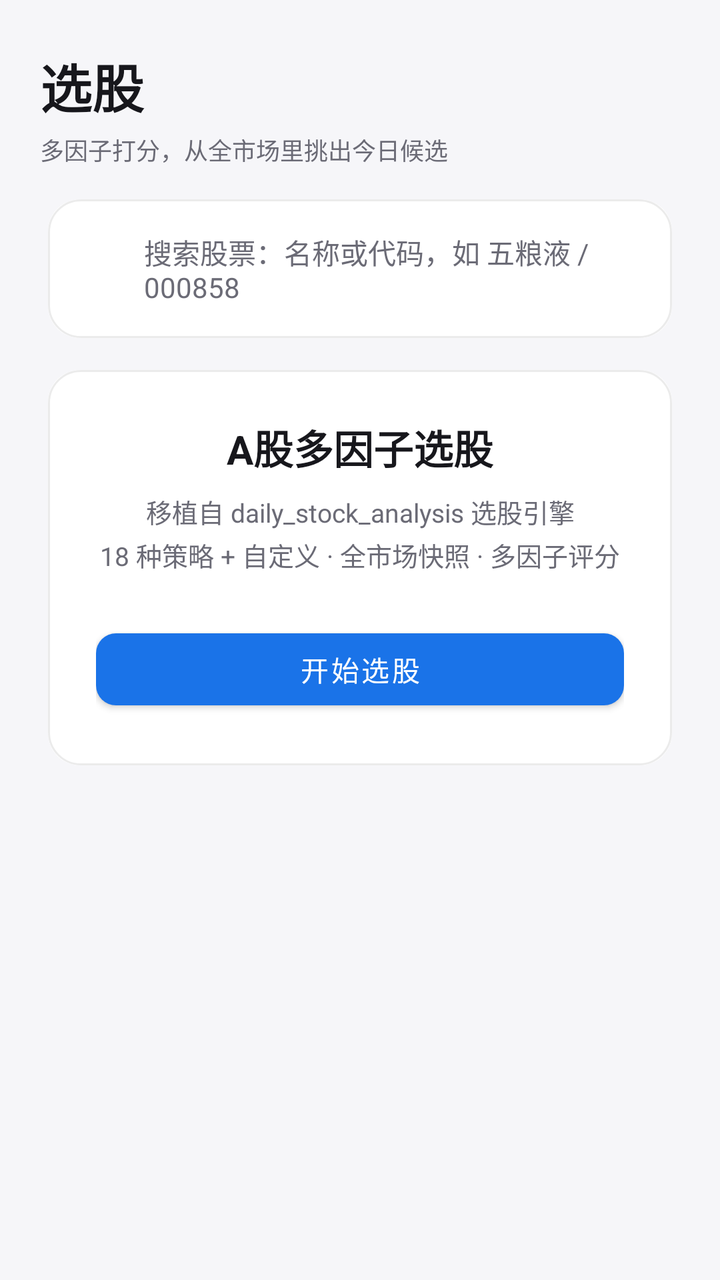
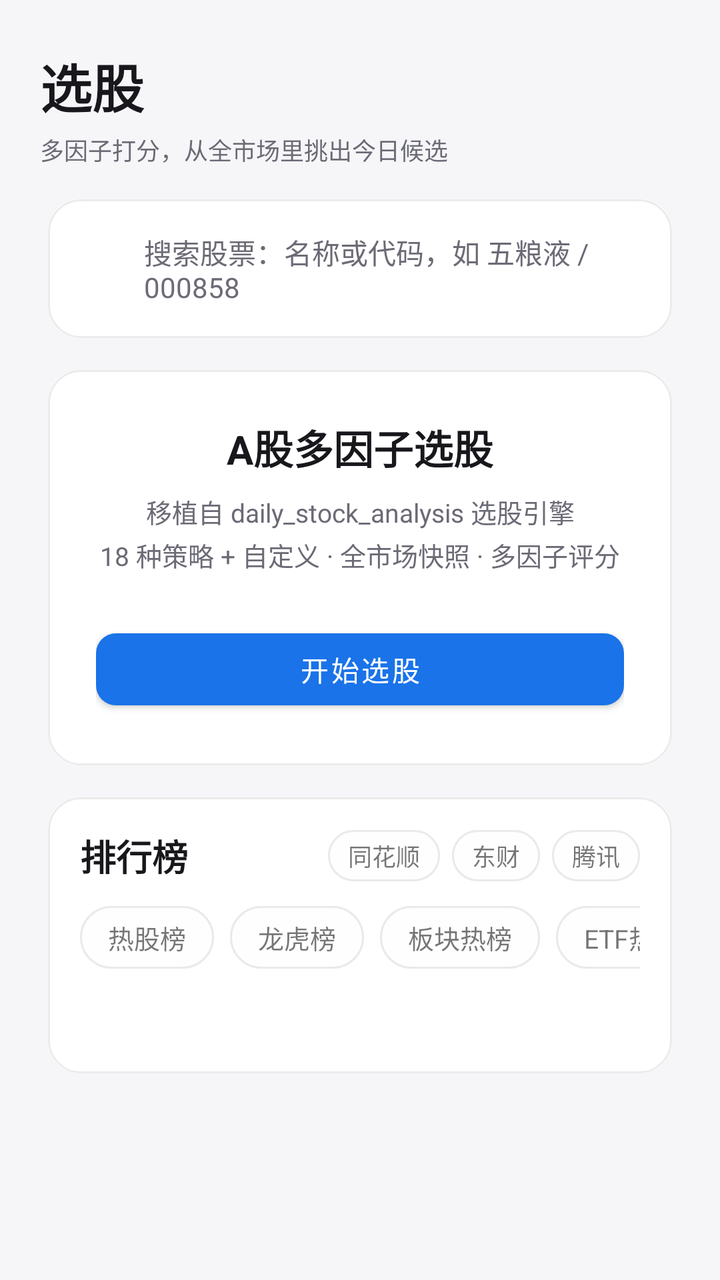

Two renders of the same Android screen: before a commit and after it. Below are the layout's source before the change and the commit's diff.
<!-- AndroidManifest.xml: application theme Theme.DsaMobile -->
<!-- res/layout/fragment_screen.xml -->
<?xml version="1.0" encoding="utf-8"?>
<LinearLayout xmlns:android="http://schemas.android.com/apk/res/android"
    xmlns:app="http://schemas.android.com/apk/res-auto"
    android:layout_width="match_parent"
    android:layout_height="match_parent"
    android:orientation="vertical">

    
    <LinearLayout
        android:layout_width="match_parent"
        android:layout_height="wrap_content"
        android:orientation="vertical"
        android:paddingStart="20dp"
        android:paddingTop="24dp"
        android:paddingEnd="20dp"
        android:paddingBottom="8dp">

        <TextView
            android:layout_width="match_parent"
            android:layout_height="wrap_content"
            android:text="选股"
            android:textColor="?attr/dsaText"
            android:textSize="26sp"
            android:textStyle="bold" />

        <TextView
            android:layout_width="match_parent"
            android:layout_height="wrap_content"
            android:layout_marginTop="4dp"
            android:text="多因子打分，从全市场里挑出今日候选"
            android:textColor="?attr/dsaText2"
            android:textSize="12sp" />
    </LinearLayout>

    <LinearLayout
        android:layout_width="match_parent"
        android:layout_height="wrap_content"
        android:gravity="center"
        android:orientation="vertical"
        android:paddingStart="24dp"
        android:paddingTop="8dp"
        android:paddingEnd="24dp"
        android:paddingBottom="56dp">

        
        <LinearLayout
            android:id="@+id/search_card"
            android:layout_width="match_parent"
            android:layout_height="wrap_content"
            android:background="@drawable/bg_section"
            android:tag="dsa_tag"
            android:clickable="true"
            android:focusable="true"
            android:gravity="center_vertical"
            android:orientation="horizontal"
            android:padding="16dp">

            <ImageView
                android:layout_width="20dp"
                android:layout_height="20dp"
                android:src="@drawable/ic_search" />

            <TextView
                android:layout_width="wrap_content"
                android:layout_height="wrap_content"
                android:layout_marginStart="12dp"
                android:text="搜索股票：名称或代码，如 五粮液 / 000858"
                android:textColor="?attr/dsaText2"
                android:textSize="14sp" />
        </LinearLayout>

        <LinearLayout
            android:layout_width="match_parent"
            android:layout_height="wrap_content"
            android:layout_marginTop="16dp"
            android:background="@drawable/bg_section"
            android:tag="dsa_tag"
            android:gravity="center"
            android:orientation="vertical"
            android:padding="24dp">

            <TextView
                android:layout_width="wrap_content"
                android:layout_height="wrap_content"
                android:text="A股多因子选股"
                android:textColor="?attr/dsaText"
                android:textSize="20sp"
                android:textStyle="bold" />

            <TextView
                android:layout_width="wrap_content"
                android:layout_height="wrap_content"
                android:layout_marginTop="8dp"
                android:gravity="center"
                android:lineSpacingExtra="3dp"
                android:text="移植自 daily_stock_analysis 选股引擎\n18 种策略 + 自定义 · 全市场快照 · 多因子评分"
                android:textColor="?attr/dsaText2"
                android:textSize="13sp" />

            <com.google.android.material.button.MaterialButton
                android:id="@+id/btn_open_screen"
                android:layout_width="match_parent"
                android:layout_height="wrap_content"
                android:layout_marginTop="24dp"
                android:text="开始选股"
                app:backgroundTint="?attr/dsaPrimary" />
        </LinearLayout>
    </LinearLayout>
</LinearLayout>
<!-- resources referenced by this layout -->
<resources>
  <style name="Theme.DsaMobile" parent="Theme.Dsa.Blue" />
  <style name="Theme.Dsa.Blue" parent="Theme.Dsa.Base" />
  <color name="theme_blue">#1A73E8</color>
  <color name="theme_blue_dark">#1557B0</color>
  <color name="soft_blue">#E8F0FE</color>
  <color name="light_card">#FFFFFF</color>
  <color name="light_text">#17171C</color>
  <color name="light_text2">#6B6B76</color>
  <color name="light_bg">#F6F6F9</color>
  <color name="light_surface2">#EFEFF3</color>
  <color name="light_divider">#E6E6EC</color>
  <color name="glass_tint_light">#F2FFFFFF</color>
  <color name="glass_stroke_light">#14000000</color>
  <color name="glass_hi_light">#14FFFFFF</color>
  <color name="nav_glass_light">#59FFFFFF</color>
  <style name="Widget.Dsa.Button" parent="Widget.MaterialComponents.Button">
          <item name="cornerRadius">10dp</item>
          <item name="android:textAllCaps">false</item>
      </style>
  <style name="Widget.Dsa.ActionBarTitle" parent="TextAppearance.Widget.AppCompat.Toolbar.Title">
          <item name="android:textSize">18sp</item>
          <item name="android:textStyle">bold</item>
          <item name="android:letterSpacing">0.01</item>
      </style>
  <style name="ShapeAppearance.Dsa.Fab" parent="ShapeAppearance.MaterialComponents.LargeComponent">
          <item name="cornerFamily">rounded</item>
          <item name="cornerSize">16dp</item>
      </style>
  <!-- drawable bottom_nav_color (drawable) -->
  <?xml version="1.0" encoding="utf-8"?>
  <selector xmlns:android="http://schemas.android.com/apk/res/android">
      <item android:color="?attr/dsaOnPrimary" android:state_checked="true" />
      <item android:color="?attr/dsaText2" />
  </selector>
  <style name="TextAppearance.Dsa.NavActive" parent="TextAppearance.MaterialComponents.Caption">
          <item name="android:textSize">11sp</item>
          <item name="android:textStyle">bold</item>
          <item name="android:textColor">?attr/dsaOnPrimary</item>
      </style>
  <style name="TextAppearance.Dsa.NavInactive" parent="TextAppearance.MaterialComponents.Caption">
          <item name="android:textSize">11sp</item>
          <item name="android:textColor">?attr/dsaText2</item>
      </style>
  <style name="ShapeAppearance.Dsa.Dialog" parent="ShapeAppearance.MaterialComponents.LargeComponent">
          <item name="cornerFamily">rounded</item>
          <item name="cornerSize">28dp</item>
      </style>
  <style name="Widget.Dsa.DialogButton" parent="Widget.MaterialComponents.Button.TextButton">
          <item name="android:textAllCaps">false</item>
          <item name="android:textColor">?attr/dsaPrimary</item>
      </style>
  <style name="ShapeAppearance.Dsa.NavPill" parent="ShapeAppearance.MaterialComponents.LargeComponent">
          <item name="cornerFamily">rounded</item>
          <item name="cornerSize">100dp</item>
      </style>
  <!-- unchanged entries left out for length: 9 -->
</resources>

<!-- the commit's change to res/layout/fragment_screen.xml (unified diff, before → after) -->
@@ -32,78 +32,231 @@
             android:textSize="12sp" />
     </LinearLayout>
 
-    <LinearLayout
+    <ScrollView
         android:layout_width="match_parent"
-        android:layout_height="wrap_content"
-        android:gravity="center"
-        android:orientation="vertical"
-        android:paddingStart="24dp"
-        android:paddingTop="8dp"
-        android:paddingEnd="24dp"
-        android:paddingBottom="56dp">
-
-        
-        <LinearLayout
-            android:id="@+id/search_card"
-            android:layout_width="match_parent"
-            android:layout_height="wrap_content"
-            android:background="@drawable/bg_section"
-            android:tag="dsa_tag"
-            android:clickable="true"
-            android:focusable="true"
-            android:gravity="center_vertical"
-            android:orientation="horizontal"
-            android:padding="16dp">
-
-            <ImageView
-                android:layout_width="20dp"
-                android:layout_height="20dp"
-                android:src="@drawable/ic_search" />
-
-            <TextView
-                android:layout_width="wrap_content"
-                android:layout_height="wrap_content"
-                android:layout_marginStart="12dp"
-                android:text="搜索股票：名称或代码，如 五粮液 / 000858"
-                android:textColor="?attr/dsaText2"
-                android:textSize="14sp" />
-        </LinearLayout>
+        android:layout_height="0dp"
+        android:layout_weight="1"
+        android:fillViewport="true">
 
         <LinearLayout
             android:layout_width="match_parent"
             android:layout_height="wrap_content"
-            android:layout_marginTop="16dp"
-            android:background="@drawable/bg_section"
-            android:tag="dsa_tag"
-            android:gravity="center"
             android:orientation="vertical"
-            android:padding="24dp">
-
-            <TextView
-                android:layout_width="wrap_content"
-                android:layout_height="wrap_content"
-                android:text="A股多因子选股"
-                android:textColor="?attr/dsaText"
-                android:textSize="20sp"
-                android:textStyle="bold" />
-
-            <TextView
-                android:layout_width="wrap_content"
-                android:layout_height="wrap_content"
-                android:layout_marginTop="8dp"
-                android:gravity="center"
-                android:lineSpacingExtra="3dp"
-                android:text="移植自 daily_stock_analysis 选股引擎\n18 种策略 + 自定义 · 全市场快照 · 多因子评分"
-                android:textColor="?attr/dsaText2"
-                android:textSize="13sp" />
-
-            <com.google.android.material.button.MaterialButton
-                android:id="@+id/btn_open_screen"
+            android:paddingStart="24dp"
+            android:paddingTop="8dp"
+            android:paddingEnd="24dp"
+            android:paddingBottom="56dp">
+
+            
+            <LinearLayout
+                android:id="@+id/search_card"
                 android:layout_width="match_parent"
                 android:layout_height="wrap_content"
-                android:layout_marginTop="24dp"
-                android:text="开始选股"
-                app:backgroundTint="?attr/dsaPrimary" />
+                android:background="@drawable/bg_section"
+                android:tag="dsa_tag"
+                android:clickable="true"
+                android:focusable="true"
+                android:gravity="center_vertical"
+                android:orientation="horizontal"
+                android:padding="16dp">
+
+                <ImageView
+                    android:layout_width="20dp"
+                    android:layout_height="20dp"
+                    android:src="@drawable/ic_search" />
+
+                <TextView
+                    android:layout_width="wrap_content"
+                    android:layout_height="wrap_content"
+                    android:layout_marginStart="12dp"
+                    android:text="搜索股票：名称或代码，如 五粮液 / 000858"
+                    android:textColor="?attr/dsaText2"
+                    android:textSize="14sp" />
+            </LinearLayout>
+
+            <LinearLayout
+                android:layout_width="match_parent"
+                android:layout_height="wrap_content"
+                android:layout_marginTop="16dp"
+                android:background="@drawable/bg_section"
+                android:tag="dsa_tag"
+                android:gravity="center"
+                android:orientation="vertical"
+                android:padding="24dp">
+
+                <TextView
+                    android:layout_width="wrap_content"
+                    android:layout_height="wrap_content"
+                    android:text="A股多因子选股"
+                    android:textColor="?attr/dsaText"
+                    android:textSize="20sp"
+                    android:textStyle="bold" />
+
+                <TextView
+                    android:layout_width="wrap_content"
+                    android:layout_height="wrap_content"
+                    android:layout_marginTop="8dp"
+                    android:gravity="center"
+                    android:lineSpacingExtra="3dp"
+                    android:text="移植自 daily_stock_analysis 选股引擎\n18 种策略 + 自定义 · 全市场快照 · 多因子评分"
+                    android:textColor="?attr/dsaText2"
+                    android:textSize="13sp" />
+
+                <com.google.android.material.button.MaterialButton
+                    android:id="@+id/btn_open_screen"
+                    android:layout_width="match_parent"
+                    android:layout_height="wrap_content"
+                    android:layout_marginTop="24dp"
+                    android:text="开始选股"
+                    app:backgroundTint="?attr/dsaPrimary" />
+            </LinearLayout>
+
+            
+            <LinearLayout
+                android:id="@+id/rank_card"
+                android:layout_width="match_parent"
+                android:layout_height="wrap_content"
+                android:layout_marginTop="16dp"
+                android:background="@drawable/bg_section"
+                android:orientation="vertical"
+                android:padding="16dp">
+
+                
+                <LinearLayout
+                    android:layout_width="match_parent"
+                    android:layout_height="wrap_content"
+                    android:gravity="center_vertical"
+                    android:orientation="horizontal">
+
+                    <TextView
+                        android:layout_width="0dp"
+                        android:layout_height="wrap_content"
+                        android:layout_weight="1"
+                        android:text="排行榜"
+                        android:textColor="?attr/dsaText"
+                        android:textSize="18sp"
+                        android:textStyle="bold" />
+
+                    <TextView
+                        android:id="@+id/rank_src_ths"
+                        android:layout_width="wrap_content"
+                        android:layout_height="wrap_content"
+                        android:layout_marginStart="6dp"
+                        android:background="@drawable/bg_pill_surface"
+                        android:paddingStart="10dp"
+                        android:paddingTop="4dp"
+                        android:paddingEnd="10dp"
+                        android:paddingBottom="4dp"
+                        android:text="同花顺"
+                        android:textSize="12sp" />
+
+                    <TextView
+                        android:id="@+id/rank_src_em"
+                        android:layout_width="wrap_content"
+                        android:layout_height="wrap_content"
+                        android:layout_marginStart="6dp"
+                        android:background="@drawable/bg_pill_surface"
+                        android:paddingStart="10dp"
+                        android:paddingTop="4dp"
+                        android:paddingEnd="10dp"
+                        android:paddingBottom="4dp"
+                        android:text="东财"
+                        android:textSize="12sp" />
+
+                    <TextView
+                        android:id="@+id/rank_src_tx"
+                        android:layout_width="wrap_content"
+                        android:layout_height="wrap_content"
+                        android:layout_marginStart="6dp"
+                        android:background="@drawable/bg_pill_surface"
+                        android:paddingStart="10dp"
+                        android:paddingTop="4dp"
+                        android:paddingEnd="10dp"
+                        android:paddingBottom="4dp"
+                        android:text="腾讯"
+                        android:textSize="12sp" />
+                </LinearLayout>
+
+                
+                <HorizontalScrollView
+                    android:layout_width="match_parent"
+                    android:layout_height="wrap_content"
+                    android:layout_marginTop="12dp"
+                    android:scrollbars="none">
+
+                    <LinearLayout
+                        android:layout_width="wrap_content"
+                        android:layout_height="wrap_content"
+                        android:orientation="horizontal">
+
+                        <TextView
+                            android:id="@+id/rank_type_hot"
+                            android:layout_width="wrap_content"
+                            android:layout_height="wrap_content"
+                            android:layout_marginEnd="8dp"
+                            android:background="@drawable/bg_pill_surface"
+                            android:paddingStart="14dp"
+                            android:paddingTop="6dp"
+                            android:paddingEnd="14dp"
+                            android:paddingBottom="6dp"
+                            android:text="热股榜"
+                            android:textSize="13sp" />
+
+                        <TextView
+                            android:id="@+id/rank_type_longhu"
+                            android:layout_width="wrap_content"
+                            android:layout_height="wrap_content"
+                            android:layout_marginEnd="8dp"
+                            android:background="@drawable/bg_pill_surface"
+                            android:paddingStart="14dp"
+                            android:paddingTop="6dp"
+                            android:paddingEnd="14dp"
+                            android:paddingBottom="6dp"
+                            android:text="龙虎榜"
+                            android:textSize="13sp" />
+
+                        <TextView
+                            android:id="@+id/rank_type_sector"
+                            android:layout_width="wrap_content"
+                            android:layout_height="wrap_content"
+                            android:layout_marginEnd="8dp"
+                            android:background="@drawable/bg_pill_surface"
+                            android:paddingStart="14dp"
+                            android:paddingTop="6dp"
+                            android:paddingEnd="14dp"
+                            android:paddingBottom="6dp"
+                            android:text="板块热榜"
+                            android:textSize="13sp" />
+
+                        <TextView
+                            android:id="@+id/rank_type_etf"
+                            android:layout_width="wrap_content"
+                            android:layout_height="wrap_content"
+                            android:background="@drawable/bg_pill_surface"
+                            android:paddingStart="14dp"
+                            android:paddingTop="6dp"
+                            android:paddingEnd="14dp"
+                            android:paddingBottom="6dp"
+                            android:text="ETF热榜"
+                            android:textSize="13sp" />
+                    </LinearLayout>
+                </HorizontalScrollView>
+
+                <LinearLayout
+                    android:id="@+id/rank_list"
+                    android:layout_width="match_parent"
+                    android:layout_height="wrap_content"
+                    android:layout_marginTop="12dp"
+                    android:orientation="vertical" />
+
+                <TextView
+                    android:id="@+id/rank_status"
+                    android:layout_width="match_parent"
+                    android:layout_height="wrap_content"
+                    android:layout_marginTop="8dp"
+                    android:textColor="?attr/dsaText2"
+                    android:textSize="12sp" />
+            </LinearLayout>
         </LinearLayout>
-    </LinearLayout>
+    </ScrollView>
 </LinearLayout>
<!-- resource entries referenced after the edit -->
@@ -1,5 +1,37 @@
 <!-- resources referenced by this layout -->
 <resources>
+  <!-- drawable bg_pill_surface (drawable) -->
+  <?xml version="1.0" encoding="utf-8"?>
+  <layer-list xmlns:android="http://schemas.android.com/apk/res/android">
+      <item>
+          <shape android:shape="rectangle">
+              <solid android:color="?attr/dsaSurface2" />
+              <corners android:radius="100dp" />
+          </shape>
+      </item>
+      <item>
+          <shape android:shape="rectangle">
+              <solid android:color="?attr/dsaGlassTint" />
+              <corners android:radius="100dp" />
+          </shape>
+      </item>
+      <item>
+          <shape android:shape="rectangle">
+              <gradient
+                  android:angle="270"
+                  android:startColor="?attr/dsaGlassHi"
+                  android:endColor="#00000000"
+                  android:type="linear" />
+              <corners android:radius="100dp" />
+          </shape>
+      </item>
+      <item>
+          <shape android:shape="rectangle">
+              <stroke android:width="1dp" android:color="?attr/dsaGlassStroke" />
+              <corners android:radius="100dp" />
+          </shape>
+      </item>
+  </layer-list>
   <style name="Theme.DsaMobile" parent="Theme.Dsa.Blue" />
   <style name="Theme.Dsa.Blue" parent="Theme.Dsa.Base" />
   <color name="theme_blue">#1A73E8</color>
